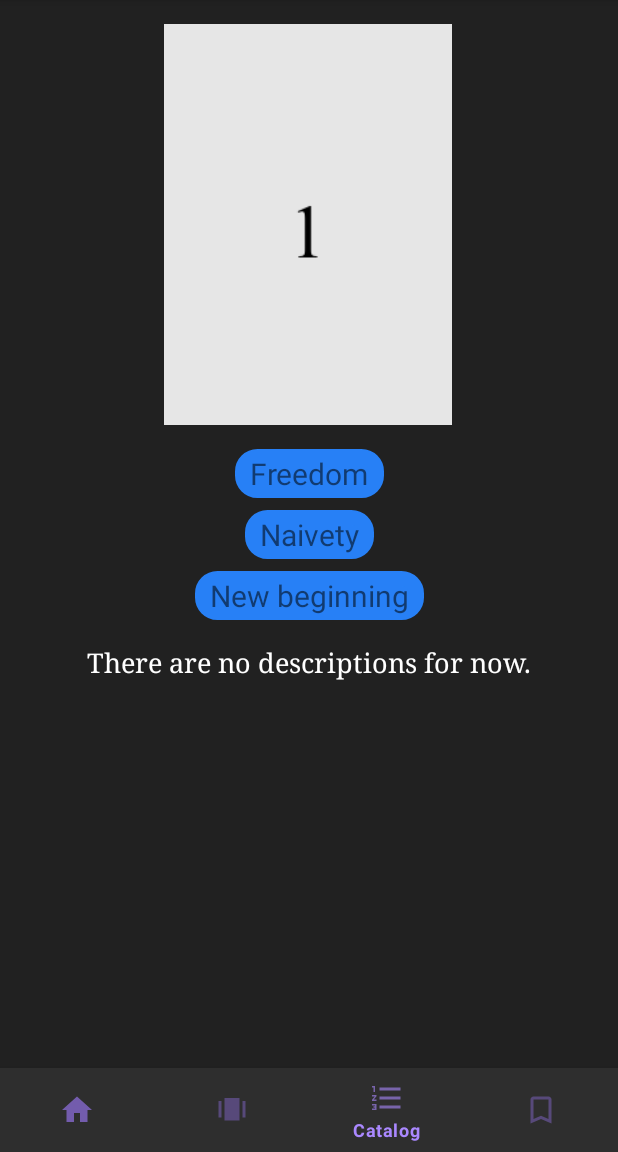
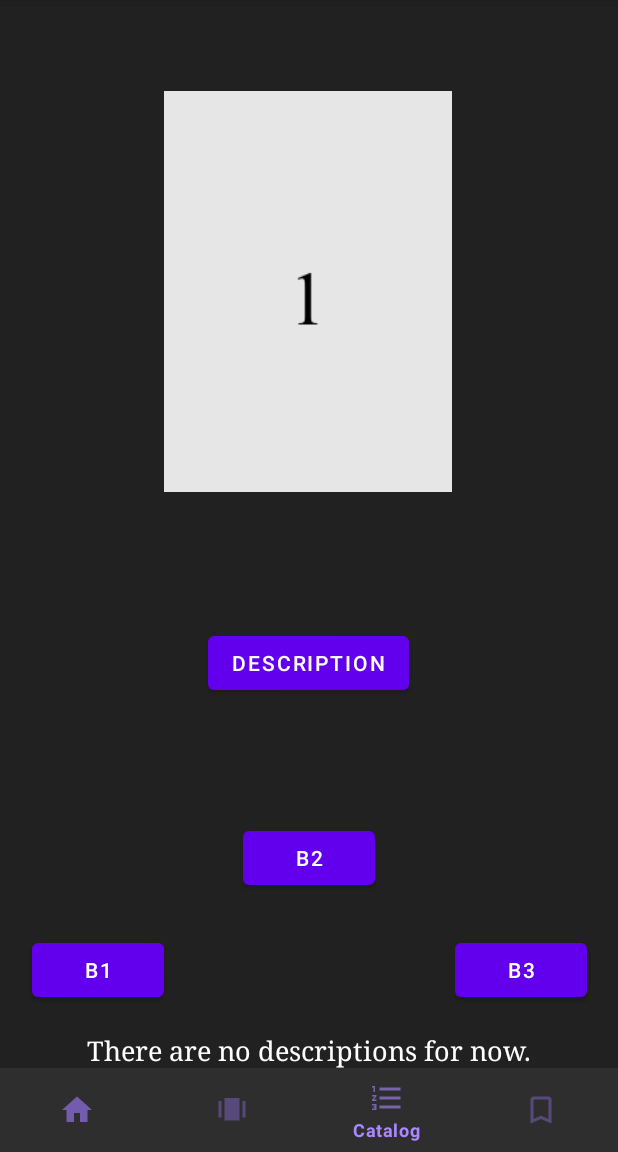
Before and after one commit to Jcheng8293/Zephyrus-, an Android app: the CardFacts screen opened directly, with no data from a screen before it, on a phone screen of 412 x 824 dp, the part 84-1236 px from its top. Run offline under Robolectric (Android 15) with nearby library versions, the phone set to English and light mode, and no system bars; Roboto replaces fonts that are not available here; 1 statement that could not run was skipped.

Commit message:
Replaced textview labels with buttons that will display info in description box Added onClick listeners for each button in CardFacts (Caution: I removed the original code in the xml for the textview objects so do not merge to main. Also my computer can no longer handle this app on the pixel emulators so this was instead tested on the Nexus 5 API. There may be constraint issues)

```diff
--- a/Zephyrus/app/src/main/java/com/example/zephyrus/CardFacts.java
+++ b/Zephyrus/app/src/main/java/com/example/zephyrus/CardFacts.java
@@ -5,8 +5,11 @@ import android.content.Intent;
 import android.os.Bundle;
 import android.view.Gravity;
 import android.view.MenuItem;
+import android.view.View;
+import android.widget.Button;
 import android.widget.ImageView;
 import android.widget.TextView;
+import android.widget.Toast;
 
 import androidx.appcompat.app.AppCompatActivity;
 
@@ -27,33 +30,32 @@ public class CardFacts extends AnimatedActivity {
         TarotCard card = null;
         try {
             card = TarotCard.readNewTarotCardByID(getApplicationContext(), tarotCardID);
+        } catch (Exception e) {
         }
-        catch (Exception e){}
 
-        TextView topMeaningTextView = findViewById(R.id.topMeaningTextView);
-        TextView centerMeaningTextView = findViewById(R.id.centerMeaningTextView);
-        TextView bottomMeaningTextView = findViewById(R.id.bottomMeaningTextView);
+        //TextView topMeaningTextView = findViewById(R.id.topMeaningTextView);
+        //TextView centerMeaningTextView = findViewById(R.id.centerMeaningTextView);
+        //TextView bottomMeaningTextView = findViewById(R.id.bottomMeaningTextView);
         TextView descriptionTextView = findViewById(R.id.descriptionTextView);
         ImageView tarotCardImageView = findViewById(R.id.tarotCardImageView);
 
         String[] captions = card.getCaptions();
         String[] description = card.getDescription();
-        topMeaningTextView.setText(captions[0]);
+        /*topMeaningTextView.setText(captions[0]);
         centerMeaningTextView.setText(captions[1]);
-        bottomMeaningTextView.setText(captions[2]);
+        bottomMeaningTextView.setText(captions[2]);*/
         if (TarotCard.State.NORMAL == card.getState()) {
             descriptionTextView.setText(description[0]);
         } else {
             descriptionTextView.setText(description[1]);
         }
-        tarotCardImageView.setImageDrawable(card.getImage());
 
         /*
         if (TarotCard.State.REVERSED == state) {
             tarotCardImageView.setRotation(180);
         }
         */
-
+        tarotCardImageView.setImageDrawable(card.getImage());
 
         /****
          * Bottom Navigation Bar Code
@@ -85,6 +87,46 @@ public class CardFacts extends AnimatedActivity {
             }
             return false;
         });
+        Button b1 = findViewById(R.id.button1);
+        b1.setOnClickListener(new View.OnClickListener() {
 
+            public void onClick(View v) {
+                Toast.makeText(getApplication().getBaseContext(), "B1", Toast.LENGTH_SHORT).show();
+                TextView txt_change = findViewById(R.id.descriptionTextView);
+                txt_change.setText(captions[0]);
+            }
+        });
+        Button b2 = findViewById(R.id.button2);
+        b2.setOnClickListener(new View.OnClickListener() {
+
+            public void onClick(View v) {
+                Toast.makeText(getApplication().getBaseContext(), "B2", Toast.LENGTH_SHORT).show();
+                TextView txt_change = findViewById(R.id.descriptionTextView);
+                txt_change.setText(captions[1]);
+            }
+        });
+        Button b3 = findViewById(R.id.buttonDescription);
+        TarotCard finalCard = card;
+        b3.setOnClickListener(new View.OnClickListener() {
+
+            public void onClick(View v) {
+                Toast.makeText(getApplication().getBaseContext(), "Description", Toast.LENGTH_SHORT).show();
+                TextView txt_change = findViewById(R.id.descriptionTextView);
+                if (TarotCard.State.NORMAL == finalCard.getState()) {
+                    txt_change.setText(description[0]);
+                } else {
+                    txt_change.setText(description[1]);
+                }
+            }
+        });
+        Button b4 = findViewById(R.id.button3);
+        b4.setOnClickListener(new View.OnClickListener() {
+
+            public void onClick(View v) {
+                Toast.makeText(getApplication().getBaseContext(), "B3", Toast.LENGTH_SHORT).show();
+                TextView txt_change = findViewById(R.id.descriptionTextView);
+                txt_change.setText(captions[2]);
+            }
+        });
     }
 }
--- a/Zephyrus/app/src/main/res/layout/card_facts.xml
+++ b/Zephyrus/app/src/main/res/layout/card_facts.xml
@@ -23,8 +23,8 @@
         android:layout_width="196dp"
         android:layout_height="267dp"
         android:layout_marginTop="16dp"
-        android:layout_marginBottom="8dp"
-        app:layout_constraintBottom_toTopOf="@+id/topMeaningTextView"
+        android:layout_marginBottom="170dp"
+        app:layout_constraintBottom_toTopOf="@+id/scrollView"
         app:layout_constraintEnd_toEndOf="parent"
         app:layout_constraintHorizontal_bias="0.497"
         app:layout_constraintStart_toStartOf="parent"
@@ -32,75 +32,13 @@
         app:layout_constraintVertical_bias="0.19"
         app:srcCompat="@drawable/placeholder_back_of_card" />
 
-    <TextView
-        android:id="@+id/topMeaningTextView"
-        android:layout_width="wrap_content"
-        android:layout_height="wrap_content"
-
-        android:layout_marginTop="8dp"
-        android:layout_marginBottom="8dp"
-        android:background="@drawable/bg_rounded"
-        android:gravity="center_horizontal|center_vertical"
-        android:paddingLeft="@dimen/CaptionTextLeftRightPadding"
-        android:paddingTop="@dimen/CaptionTextTopBottomPadding"
-        android:paddingRight="@dimen/CaptionTextLeftRightPadding"
-        android:paddingBottom="@dimen/CaptionTextTopBottomPadding"
-        android:text="TextView"
-        android:textAlignment="center"
-        android:textSize="20sp"
-        app:layout_constraintBottom_toTopOf="@+id/centerMeaningTextView"
-        app:layout_constraintEnd_toEndOf="parent"
-        app:layout_constraintStart_toStartOf="parent"
-        app:layout_constraintTop_toBottomOf="@+id/tarotCardImageView" />
-
-    <TextView
-        android:id="@+id/centerMeaningTextView"
-        android:layout_width="wrap_content"
-        android:layout_height="wrap_content"
-        android:layout_marginBottom="8dp"
-        android:background="@drawable/bg_rounded"
-        android:gravity="center_horizontal|center_vertical"
-        android:paddingLeft="@dimen/CaptionTextLeftRightPadding"
-        android:paddingTop="@dimen/CaptionTextTopBottomPadding"
-        android:paddingRight="@dimen/CaptionTextLeftRightPadding"
-        android:paddingBottom="@dimen/CaptionTextTopBottomPadding"
-        android:text="TextView"
-        android:textAlignment="center"
-        android:textSize="20sp"
-        app:layout_constraintBottom_toTopOf="@+id/bottomMeaningTextView"
-        app:layout_constraintEnd_toEndOf="parent"
-        app:layout_constraintStart_toStartOf="parent"
-        app:layout_constraintTop_toBottomOf="@+id/topMeaningTextView" />
-
-    <TextView
-        android:id="@+id/bottomMeaningTextView"
-        android:layout_width="wrap_content"
-        android:layout_height="wrap_content"
-        android:layout_marginBottom="8dp"
-        android:background="@drawable/bg_rounded"
-        android:gravity="center_horizontal|center_vertical"
-        android:paddingLeft="@dimen/CaptionTextLeftRightPadding"
-        android:paddingTop="@dimen/CaptionTextTopBottomPadding"
-        android:paddingRight="@dimen/CaptionTextLeftRightPadding"
-        android:paddingBottom="@dimen/CaptionTextTopBottomPadding"
-        android:text="Carrying on with something that is not good for us (and that we should end)"
-        android:textAlignment="center"
-        android:textSize="20sp"
-        app:layout_constraintBottom_toTopOf="@+id/scrollView"
-        app:layout_constraintEnd_toEndOf="parent"
-        app:layout_constraintHorizontal_bias="0.501"
-        app:layout_constraintStart_toStartOf="parent"
-        app:layout_constraintTop_toBottomOf="@+id/centerMeaningTextView" />
-
     <ScrollView
         android:id="@+id/scrollView"
         android:layout_width="407dp"
         android:layout_height="0dp"
-        android:layout_marginTop="8dp"
         app:layout_constraintBottom_toTopOf="@+id/card_facts_navigation"
         app:layout_constraintEnd_toEndOf="parent"
-        app:layout_constraintStart_toStartOf="parent"
-        app:layout_constraintTop_toBottomOf="@+id/bottomMeaningTextView">
+        app:layout_constraintStart_toStartOf="parent">
 
         <LinearLayout
             android:layout_width="match_parent"
@@ -118,6 +56,61 @@
                 android:textAlignment="center"
                 android:textColor="@color/ActivityTextColor"
                 android:textSize="18sp" />
+
         </LinearLayout>
     </ScrollView>
+
+    <Button
+        android:id="@+id/button1"
+        android:layout_width="wrap_content"
+        android:layout_height="wrap_content"
+        android:layout_marginEnd="32dp"
+        android:layout_marginBottom="7dp"
+        android:text="B1"
+        app:layout_constraintBottom_toTopOf="@+id/scrollView"
+        app:layout_constraintEnd_toStartOf="@+id/button2"
+        app:layout_constraintHorizontal_bias="0.0"
+        app:layout_constraintStart_toStartOf="parent"
+        app:layout_constraintTop_toTopOf="parent"
+        app:layout_constraintVertical_bias="0.984" />
+
+    <Button
+        android:id="@+id/button2"
+        android:layout_width="wrap_content"
+        android:layout_height="wrap_content"
+        android:layout_marginBottom="10dp"
+        android:text="B2"
+        app:layout_constraintBottom_toTopOf="@+id/scrollView"
+        app:layout_constraintEnd_toStartOf="@+id/button3"
+        app:layout_constraintStart_toEndOf="@+id/button1"
+        app:layout_constraintTop_toBottomOf="@+id/buttonDescription"
+        app:layout_constraintVertical_bias="0.979" />
+
+    <Button
+        android:id="@+id/buttonDescription"
+        android:layout_width="wrap_content"
+        android:layout_height="wrap_content"
+        android:layout_marginTop="8dp"
+        android:text="Description"
+        app:layout_constraintBottom_toTopOf="@+id/button2"
+        app:layout_constraintEnd_toEndOf="parent"
+        app:layout_constraintHorizontal_bias="0.498"
+        app:layout_constraintStart_toStartOf="parent"
+        app:layout_constraintTop_toBottomOf="@+id/tarotCardImageView" />
+
+    <Button
+        android:id="@+id/button3"
+        android:layout_width="wrap_content"
+        android:layout_height="wrap_content"
+        android:layout_marginStart="32dp"
+        android:layout_marginBottom="7dp"
+        android:text="B3"
+        app:layout_constraintBottom_toTopOf="@+id/scrollView"
+        app:layout_constraintEnd_toEndOf="parent"
+        app:layout_constraintHorizontal_bias="1.0"
+        app:layout_constraintStart_toEndOf="@+id/button2"
+        app:layout_constraintTop_toTopOf="parent"
+        app:layout_constraintVertical_bias="0.984" />
+
+
 </androidx.constraintlayout.widget.ConstraintLayout>
```
